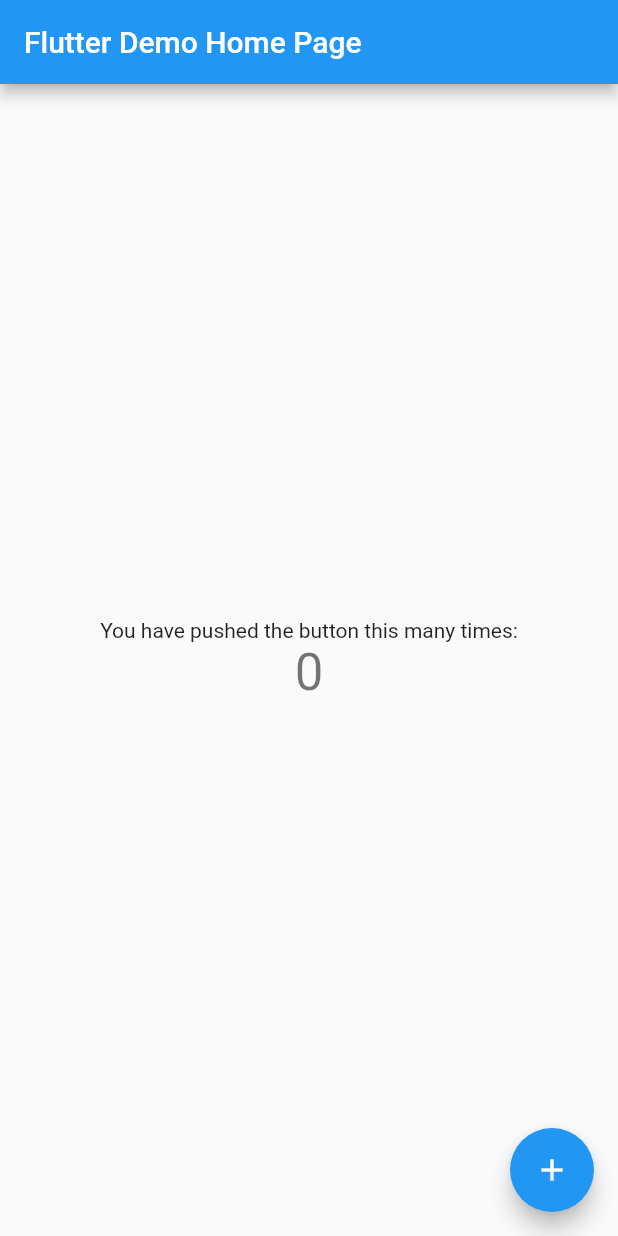
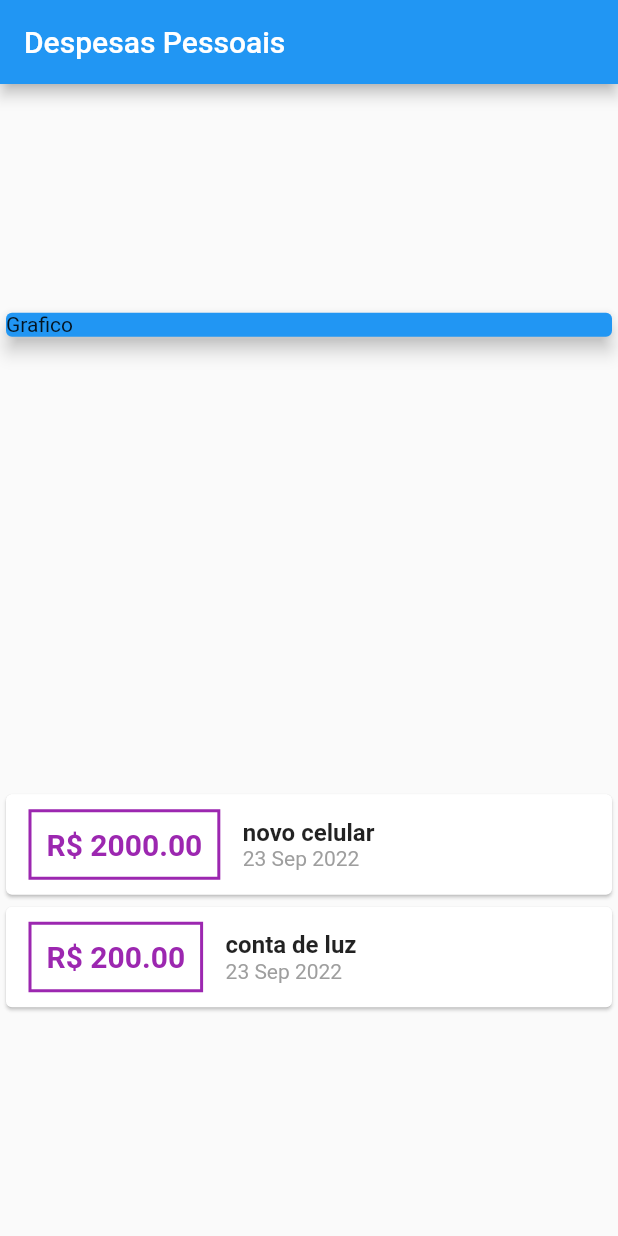
Before and after one commit to LuizFernandesOliveira/flutter-app-personal-expenses, a Flutter app: the screen it shows after launch, on a phone screen of 412 x 824 dp. Run offline on Flutter 3.47's test engine with Material 2 defaults, Android fonts, the phone set to English and light mode, and no system bars.

Commit message:
feat: create expenses

```diff
--- a/lib/main.dart
+++ b/lib/main.dart
@@ -1,115 +1,91 @@
+import 'package:app_personal_expenses/models/expense.dart';
 import 'package:flutter/material.dart';
+import 'package:intl/intl.dart';
 
-void main() {
-  runApp(const MyApp());
-}
+void main() => runApp(PersonalExpensesApp());
 
-class MyApp extends StatelessWidget {
-  const MyApp({super.key});
+class PersonalExpensesApp extends StatelessWidget {
 
-  // This widget is the root of your application.
   @override
   Widget build(BuildContext context) {
     return MaterialApp(
-      title: 'Flutter Demo',
-      theme: ThemeData(
-        // This is the theme of your application.
-        //
-        // Try running your application with "flutter run". You'll see the
-        // application has a blue toolbar. Then, without quitting the app, try
-        // changing the primarySwatch below to Colors.green and then invoke
-        // "hot reload" (press "r" in the console where you ran "flutter run",
-        // or simply save your changes to "hot reload" in a Flutter IDE).
-        // Notice that the counter didn't reset back to zero; the application
-        // is not restarted.
-        primarySwatch: Colors.blue,
-      ),
-      home: const MyHomePage(title: 'Flutter Demo Home Page'),
+      home: HomePage(),
     );
   }
 }
 
-class MyHomePage extends StatefulWidget {
-  const MyHomePage({super.key, required this.title});
-
-  // This widget is the home page of your application. It is stateful, meaning
-  // that it has a State object (defined below) that contains fields that affect
-  // how it looks.
-
-  // This class is the configuration for the state. It holds the values (in this
-  // case the title) provided by the parent (in this case the App widget) and
-  // used by the build method of the State. Fields in a Widget subclass are
-  // always marked "final".
-
-  final String title;
-
-  @override
-  State<MyHomePage> createState() => _MyHomePageState();
-}
-
-class _MyHomePageState extends State<MyHomePage> {
-  int _counter = 0;
-
-  void _incrementCounter() {
-    setState(() {
-      // This call to setState tells the Flutter framework that something has
-      // changed in this State, which causes it to rerun the build method below
-      // so that the display can reflect the updated values. If we changed
-      // _counter without calling setState(), then the build method would not be
-      // called again, and so nothing would appear to happen.
-      _counter++;
-    });
-  }
+class HomePage extends StatelessWidget {
+  final _expenses = [
+    Expense(id: 'e1', title: 'novo celular', value: 2000, date: DateTime.now()),
+    Expense(id: 'e2', title: 'conta de luz', value: 200, date: DateTime.now()),
+  ];
 
   @override
   Widget build(BuildContext context) {
-    // This method is rerun every time setState is called, for instance as done
-    // by the _incrementCounter method above.
-    //
-    // The Flutter framework has been optimized to make rerunning build methods
-    // fast, so that you can just rebuild anything that needs updating rather
-    // than having to individually change instances of widgets.
     return Scaffold(
       appBar: AppBar(
-        // Here we take the value from the MyHomePage object that was created by
-        // the App.build method, and use it to set our appbar title.
-        title: Text(widget.title),
+        title: Text('Despesas Pessoais'),
       ),
-      body: Center(
-        // Center is a layout widget. It takes a single child and positions it
-        // in the middle of the parent.
-        child: Column(
-          // Column is also a layout widget. It takes a list of children and
-          // arranges them vertically. By default, it sizes itself to fit its
-          // children horizontally, and tries to be as tall as its parent.
-          //
-          // Invoke "debug painting" (press "p" in the console, choose the
-          // "Toggle Debug Paint" action from the Flutter Inspector in Android
-          // Studio, or the "Toggle Debug Paint" command in Visual Studio Code)
-          // to see the wireframe for each widget.
-          //
-          // Column has various properties to control how it sizes itself and
-          // how it positions its children. Here we use mainAxisAlignment to
-          // center the children vertically; the main axis here is the vertical
-          // axis because Columns are vertical (the cross axis would be
-          // horizontal).
-          mainAxisAlignment: MainAxisAlignment.center,
-          children: <Widget>[
-            const Text(
-              'You have pushed the button this many times:',
+      body: Column(
+        mainAxisAlignment: MainAxisAlignment.spaceAround,
+        crossAxisAlignment: CrossAxisAlignment.stretch,
+        children: <Widget>[
+          Container(
+            child: Card(
+              color: Colors.blue,
+              child: Text('Grafico'),
+              elevation: 5,
             ),
-            Text(
-              '$_counter',
-              style: Theme.of(context).textTheme.headline4,
-            ),
-          ],
-        ),
+          ),
+          Column(
+            children: _expenses.map((e) => Card(
+              child: Row(
+                children: [
+                  Container(
+                    margin: const EdgeInsets.symmetric(
+                      horizontal: 15,
+                      vertical: 10,
+                    ),
+                    decoration: BoxDecoration(
+                      border: Border.all(
+                        color: Colors.purple,
+                        width: 2
+                      ),
+                    ),
+                    padding: const EdgeInsets.all(10),
+                    child: Text(
+                      'R\$ ${e.value.toStringAsFixed(2)}',
+                      style: const TextStyle(
+                        fontWeight: FontWeight.bold,
+                        fontSize: 20,
+                        color: Colors.purple,
+                      ),
+                    ),
+                  ),
+                  Column(
+                    crossAxisAlignment: CrossAxisAlignment.start,
+                    children: [
+                      Text(
+                        e.title,
+                        style: const TextStyle(
+                          fontSize: 16,
+                          fontWeight: FontWeight.bold,
+                        ),
+                      ),
+                      Text(
+                        DateFormat('d MMM y').format(e.date),
+                        style: const TextStyle(
+                          color: Colors.grey,
+                        ),
+                      )
+                    ],
+                  )
+                ],
+              ),
+            )).toList()
+          )
+        ],
       ),
-      floatingActionButton: FloatingActionButton(
-        onPressed: _incrementCounter,
-        tooltip: 'Increment',
-        child: const Icon(Icons.add),
-      ), // This trailing comma makes auto-formatting nicer for build methods.
     );
   }
 }
--- /dev/null
+++ b/lib/models/expense.dart
@@ -0,0 +1,13 @@
+class Expense {
+  final String id;
+  final String title;
+  final double value;
+  final DateTime date;
+
+  Expense({
+    required this.id,
+    required this.title,
+    required this.value,
+    required this.date,
+  });
+}
--- a/pubspec.yaml
+++ b/pubspec.yaml
@@ -31,6 +31,7 @@
 dependencies:
   flutter:
     sdk: flutter
+  intl: 0.17.0
 
 
   # The following adds the Cupertino Icons font to your application.
```
Also changed, not shown: pubspec.lock.
